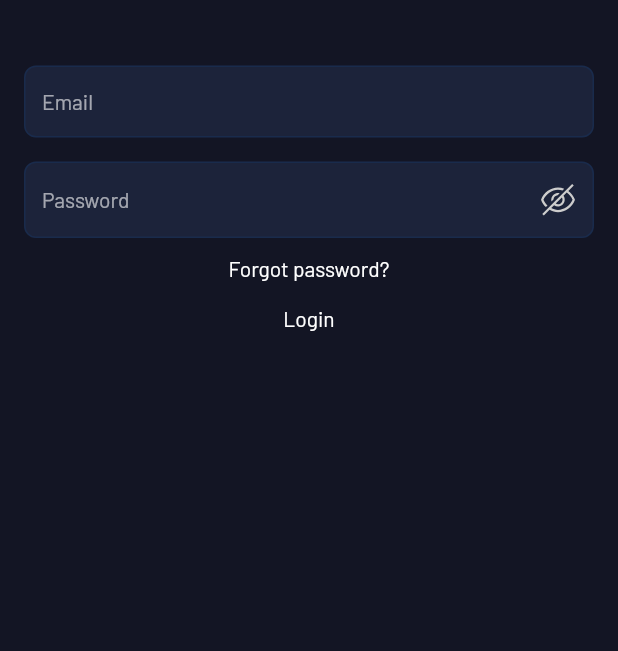
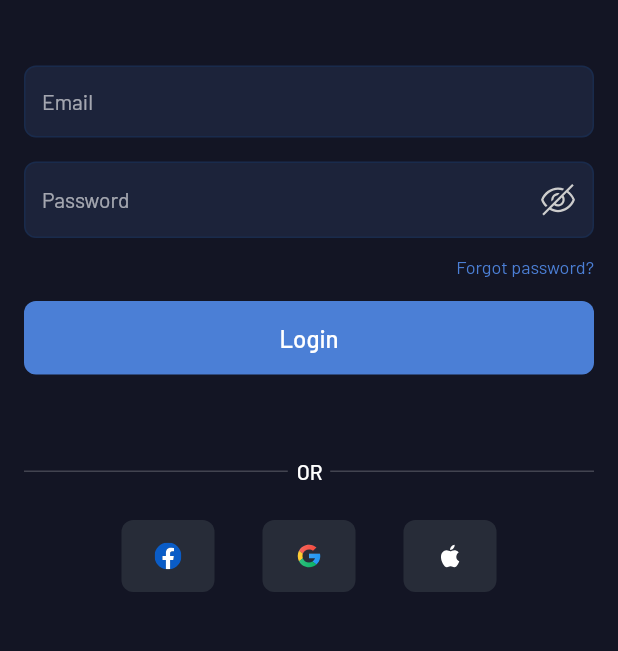
Before and after one commit to mekhrojiddin/PRODUCTIVE_APPLE, a Flutter app: the screen it shows after launch, on a phone screen of 412 x 824 dp, the part 209-860 px from its top. Run offline on Flutter 3.47's test engine with Material 2 defaults, Android fonts, the phone set to English and light mode, and no system bars; our stand-ins replace flutter_svg, gap, video_player.

Commit message:
feat: add button and some widgets

```diff
--- a/lib/assets/constants/colors.dart
+++ b/lib/assets/constants/colors.dart
@@ -15,6 +15,10 @@ const cursorColor = _c4B7FD6;
 const textFieldBackgroundColor2 = _c1C233A;
 const textFieldBorderColor = _cfromRGBO;
 const hintTextColor = _whitish;
+const textButtonColor = _c4B7FD6;
+const wButtonColor = _c4B7FD6;
+var disabledButtonColor = _c4B7FD6.withOpacity(.3);
+const socialMediaButtonColor = _c272C38;
 //
 
 const _white = Color(0xFFFFFFFF);
@@ -29,3 +33,4 @@ const _c2B304A = Color(0xFF2B304A);
 const _c4B7FD6 = Color(0xFF4B7FD6);
 const _c1C233A = Color(0xFF1C233A);
 const _cfromRGBO = Color.fromRGBO(0, 110, 233, 0.10);
+const _c272C38 = Color(0xFF272C38);
--- /dev/null
+++ b/lib/core/widgets/w_button.dart
@@ -0,0 +1,73 @@
+import 'package:flutter/cupertino.dart';
+
+import '../../assets/constants/colors.dart';
+
+class WButton extends StatelessWidget {
+  final Function() onTap;
+  final String text;
+  final bool isDisabled;
+  final bool isLoading;
+  final TextStyle? style;
+  final Color? buttonColor;
+  final EdgeInsets? padding;
+  final EdgeInsets? margin;
+  final double? width;
+  final double? height;
+  final Widget? child;
+  const WButton({
+    required this.onTap,
+    this.isDisabled = false,
+    this.isLoading = false,
+    this.text = '',
+    this.style,
+    this.buttonColor,
+    this.margin,
+    this.padding,
+    this.height,
+    this.width,
+    this.child,
+    super.key,
+  });
+
+  @override
+  Widget build(BuildContext context) {
+    return GestureDetector(
+      onTap: () {
+        if (!isDisabled && !isLoading) {
+          onTap();
+        }
+      },
+      child: Container(
+        height: height,
+        width: width ?? double.maxFinite,
+        alignment: Alignment.center,
+        margin: margin ?? EdgeInsets.zero,
+        padding: padding ?? const EdgeInsets.symmetric(vertical: 15),
+        decoration: BoxDecoration(
+          borderRadius: BorderRadius.circular(8),
+          color: isDisabled ? disabledButtonColor : buttonColor ?? wButtonColor,
+        ),
+        child: Builder(
+          builder: (_) {
+            if (isLoading) {
+              return const CupertinoActivityIndicator();
+            }
+            if (child == null) {
+              return Text(
+                text,
+                style: style ??
+                    TextStyle(
+                      fontSize: 16,
+                      fontWeight: FontWeight.w500,
+                      color: isDisabled ? white.withOpacity(.3) : white,
+                    ),
+              );
+            } else {
+              return child!;
+            }
+          },
+        ),
+      ),
+    );
+  }
+}
--- /dev/null
+++ b/lib/core/widgets/w_divider.dart
@@ -0,0 +1,25 @@
+import 'package:flutter/material.dart';
+
+enum DividerDirection { horizontal, vertical }
+
+class WDivider extends StatelessWidget {
+  final Color? color;
+  final DividerDirection direction;
+  const WDivider({
+    this.direction = DividerDirection.horizontal,
+    this.color,
+    super.key,
+  });
+
+  @override
+  Widget build(BuildContext context) {
+    bool isHorizontal = direction == DividerDirection.horizontal;
+    return Container(
+      height: isHorizontal ? 1 : double.maxFinite,
+      width: isHorizontal ? double.maxFinite : 1,
+      decoration: BoxDecoration(
+        color: color ?? Theme.of(context).colorScheme.onPrimary.withOpacity(.2),
+      ),
+    );
+  }
+}
--- a/lib/features/authentication/presentation/login_screen.dart
+++ b/lib/features/authentication/presentation/login_screen.dart
@@ -1,9 +1,12 @@
 import 'package:flutter/material.dart';
 import 'package:flutter_svg/flutter_svg.dart';
 import 'package:gap/gap.dart';
+import 'package:productive/core/widgets/w_button.dart';
+import 'package:productive/features/authentication/presentation/widgets/social_media_login_button.dart';
 
 import '../../../assets/constants/colors.dart';
 import '../../../assets/constants/icons.dart';
+import '../../../core/widgets/w_divider.dart';
 
 class LoginScreen extends StatefulWidget {
   static Route route() => MaterialPageRoute(
@@ -127,7 +130,7 @@ class _LoginScreenState extends State<LoginScreen> {
                   ),
                 ),
               ),
-              onEditingComplete: (){
+              onEditingComplete: () {
                 // TODO: Login
               },
               textInputAction: TextInputAction.done,
@@ -135,11 +138,52 @@ class _LoginScreenState extends State<LoginScreen> {
               obscureText: isObscure,
             ),
             const Gap(12),
-            Text('Forgot password?'),
+            Align(
+              alignment: Alignment.centerRight,
+              child: GestureDetector(
+                onTap: () {},
+                child: const Text(
+                  'Forgot password?',
+                  style: TextStyle(
+                    fontSize: 12,
+                    fontWeight: FontWeight.w400,
+                    color: textButtonColor,
+                  ),
+                ),
+              ),
+            ),
             const Gap(16),
-            Container(
-              decoration: BoxDecoration(),
-              child: Text('Login'),
+            WButton(
+              onTap: () {},
+              text: 'Login',
+            ),
+            const Gap(56),
+            const Row(
+              children: [
+                Expanded(child: WDivider()),
+                Gap(6),
+                Text(
+                  'OR',
+                  style: TextStyle(
+                    color: white,
+                    fontSize: 14,
+                    fontWeight: FontWeight.w500,
+                  ),
+                ),
+                Gap(5),
+                Expanded(child: WDivider()),
+              ],
+            ),
+            const Gap(24),
+            Row(
+              mainAxisAlignment: MainAxisAlignment.center,
+              children: [
+                SocialMediaLoginButton(onTap: () {}, icon: AppIcons.facebook),
+                const Gap(32),
+                SocialMediaLoginButton(onTap: () {}, icon: AppIcons.google),
+                const Gap(32),
+                SocialMediaLoginButton(onTap: () {}, icon: AppIcons.apple),
+              ],
             ),
           ],
         ),
--- /dev/null
+++ b/lib/features/authentication/presentation/widgets/social_media_login_button.dart
@@ -0,0 +1,26 @@
+import 'package:flutter/material.dart';
+import 'package:flutter_svg/flutter_svg.dart';
+
+import '../../../../assets/constants/colors.dart';
+import '../../../../core/widgets/w_button.dart';
+
+class SocialMediaLoginButton extends StatelessWidget {
+  final Function() onTap;
+  final String icon;
+  const SocialMediaLoginButton({
+    required this.onTap,
+    required this.icon,
+    Key? key,
+  }) : super(key: key);
+
+  @override
+  Widget build(BuildContext context) {
+    return WButton(
+      buttonColor: socialMediaButtonColor,
+      width: 62,
+      height: 48,
+      onTap: onTap,
+      child: SvgPicture.asset(icon),
+    );
+  }
+}
```
Also changed, not shown: 1 other file.
